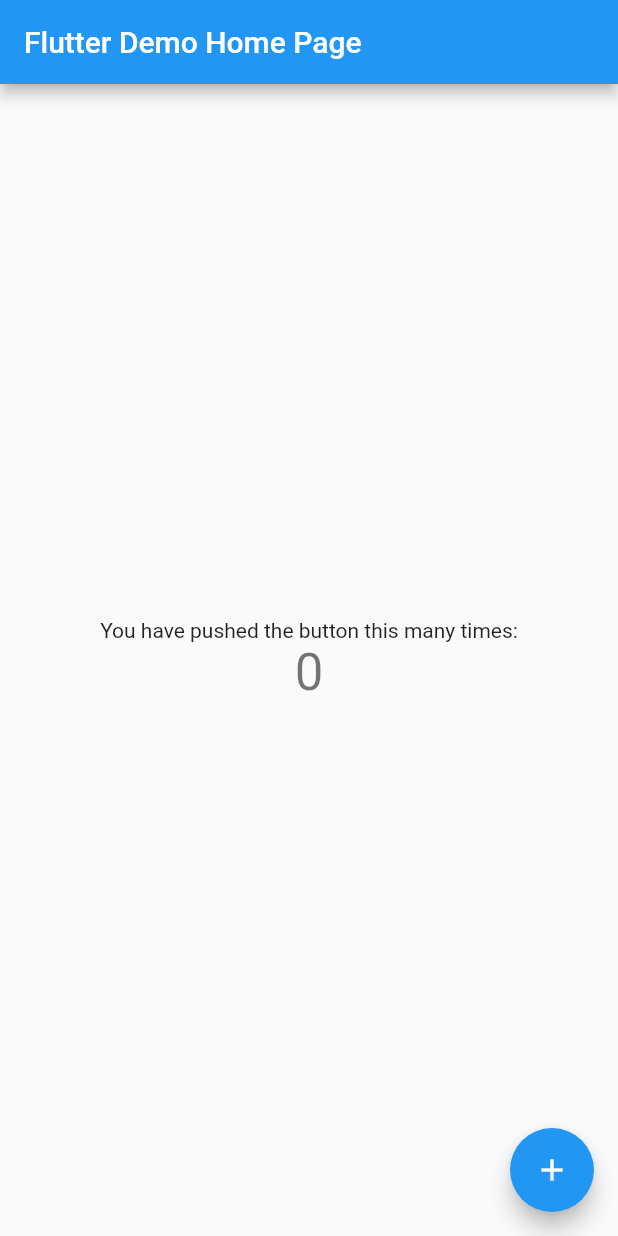
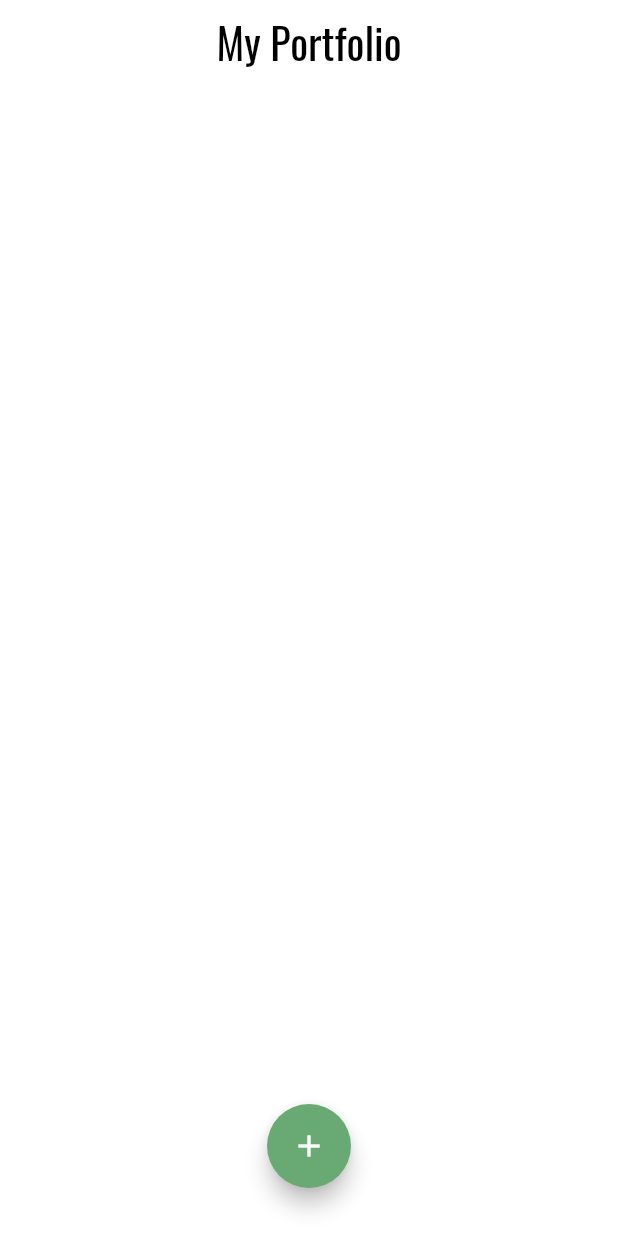
Before and after one commit to dhruvweaver/schtocks, a Flutter app: the screen it shows after launch, on a phone screen of 412 x 824 dp. Run offline on Flutter 3.47's test engine with Material 2 defaults, Android fonts, the light colour scheme and no system bars.

Commit message:
Wrote out home page in prep for stock widgets

```diff
--- a/lib/main.dart
+++ b/lib/main.dart
@@ -1,43 +1,32 @@
 import 'package:flutter/material.dart';
+import 'package:flutter/services.dart';
 
 void main() {
   runApp(MyApp());
 }
 
 class MyApp extends StatelessWidget {
-  // This widget is the root of your application.
   @override
   Widget build(BuildContext context) {
+    SystemChrome.setSystemUIOverlayStyle(
+        SystemUiOverlayStyle(statusBarColor: Colors.transparent));
     return MaterialApp(
-      title: 'Flutter Demo',
+      title: 'My Portfolio',
       theme: ThemeData(
-        // This is the theme of your application.
-        //
-        // Try running your application with "flutter run". You'll see the
-        // application has a blue toolbar. Then, without quitting the app, try
-        // changing the primarySwatch below to Colors.green and then invoke
-        // "hot reload" (press "r" in the console where you ran "flutter run",
-        // or simply save your changes to "hot reload" in a Flutter IDE).
-        // Notice that the counter didn't reset back to zero; the application
-        // is not restarted.
-        primarySwatch: Colors.blue,
+        primaryColor: Color.fromRGBO(104, 169, 116, 1),
+        appBarTheme: AppBarTheme(
+          backgroundColor: Colors.white,
+        ),
+        canvasColor: Colors.white,
+        fontFamily: 'Oswald',
       ),
-      home: MyHomePage(title: 'Flutter Demo Home Page'),
+      home: MyHomePage(title: 'My Portfolio'),
     );
   }
 }
 
 class MyHomePage extends StatefulWidget {
   MyHomePage({Key key, this.title}) : super(key: key);
-
-  // This widget is the home page of your application. It is stateful, meaning
-  // that it has a State object (defined below) that contains fields that affect
-  // how it looks.
-
-  // This class is the configuration for the state. It holds the values (in this
-  // case the title) provided by the parent (in this case the App widget) and
-  // used by the build method of the State. Fields in a Widget subclass are
-  // always marked "final".
 
   final String title;
 
@@ -46,68 +35,38 @@
 }
 
 class _MyHomePageState extends State<MyHomePage> {
-  int _counter = 0;
-
-  void _incrementCounter() {
-    setState(() {
-      // This call to setState tells the Flutter framework that something has
-      // changed in this State, which causes it to rerun the build method below
-      // so that the display can reflect the updated values. If we changed
-      // _counter without calling setState(), then the build method would not be
-      // called again, and so nothing would appear to happen.
-      _counter++;
-    });
-  }
-
   @override
   Widget build(BuildContext context) {
-    // This method is rerun every time setState is called, for instance as done
-    // by the _incrementCounter method above.
-    //
-    // The Flutter framework has been optimized to make rerunning build methods
-    // fast, so that you can just rebuild anything that needs updating rather
-    // than having to individually change instances of widgets.
     return Scaffold(
       appBar: AppBar(
-        // Here we take the value from the MyHomePage object that was created by
-        // the App.build method, and use it to set our appbar title.
-        title: Text(widget.title),
+        centerTitle: true,
+        title: Text(
+          widget.title,
+          style: TextStyle(
+            fontSize: 28,
+            fontWeight: FontWeight.normal,
+            color: Colors.black,
+          ),
+        ),
+        elevation: 0,
       ),
       body: Center(
-        // Center is a layout widget. It takes a single child and positions it
-        // in the middle of the parent.
-        child: Column(
-          // Column is also a layout widget. It takes a list of children and
-          // arranges them vertically. By default, it sizes itself to fit its
-          // children horizontally, and tries to be as tall as its parent.
-          //
-          // Invoke "debug painting" (press "p" in the console, choose the
-          // "Toggle Debug Paint" action from the Flutter Inspector in Android
-          // Studio, or the "Toggle Debug Paint" command in Visual Studio Code)
-          // to see the wireframe for each widget.
-          //
-          // Column has various properties to control how it sizes itself and
-          // how it positions its children. Here we use mainAxisAlignment to
-          // center the children vertically; the main axis here is the vertical
-          // axis because Columns are vertical (the cross axis would be
-          // horizontal).
-          mainAxisAlignment: MainAxisAlignment.center,
-          children: <Widget>[
-            Text(
-              'You have pushed the button this many times:',
-            ),
-            Text(
-              '$_counter',
-              style: Theme.of(context).textTheme.headline4,
-            ),
-          ],
+        // ListView will contain stock widgets
+        child: ListView(
+          children: [],
         ),
       ),
-      floatingActionButton: FloatingActionButton(
-        onPressed: _incrementCounter,
-        tooltip: 'Increment',
-        child: Icon(Icons.add),
-      ), // This trailing comma makes auto-formatting nicer for build methods.
+      floatingActionButton: Padding(
+        padding: const EdgeInsets.all(16.0),
+        child: FloatingActionButton(
+          // add navigator when stock shopping page is complete
+          onPressed: () {},
+          backgroundColor: Theme.of(context).primaryColor,
+          tooltip: 'Get stocks',
+          child: Icon(Icons.add),
+        ),
+      ),
+      floatingActionButtonLocation: FloatingActionButtonLocation.centerFloat,
     );
   }
 }
```
Also changed, not shown: pubspec.yaml (+8 -6 lines), assets/fonts/Oswald-Bold.ttf (added), assets/fonts/Oswald-ExtraLight.ttf (added), assets/fonts/Oswald-Light.ttf (added), assets/fonts/Oswald-Medium.ttf (added), assets/fonts/Oswald-Regular.ttf (added), assets/fonts/Oswald-SemiBold.ttf (added), 2 other files.
